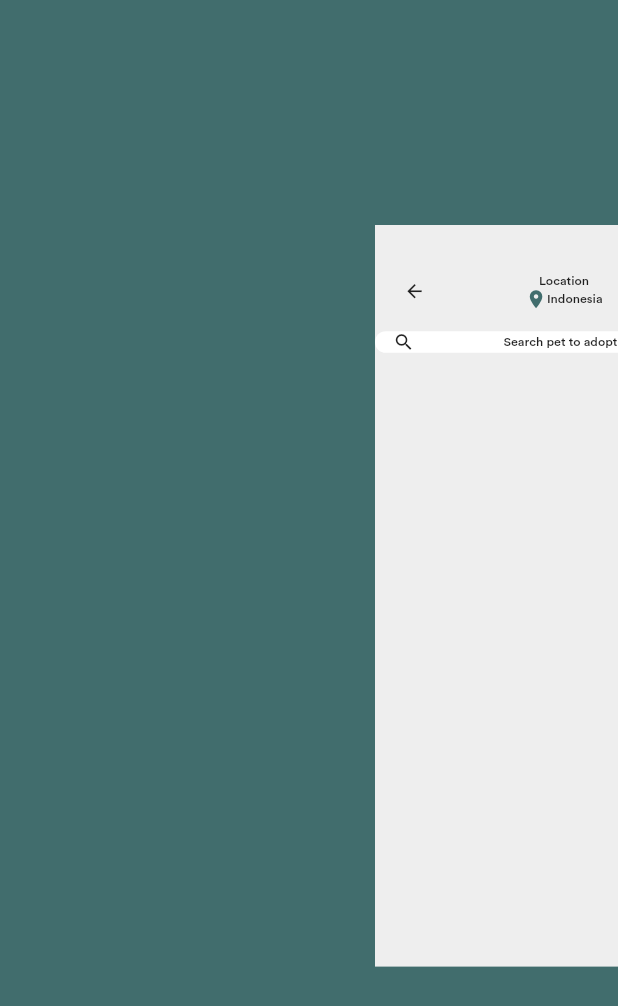
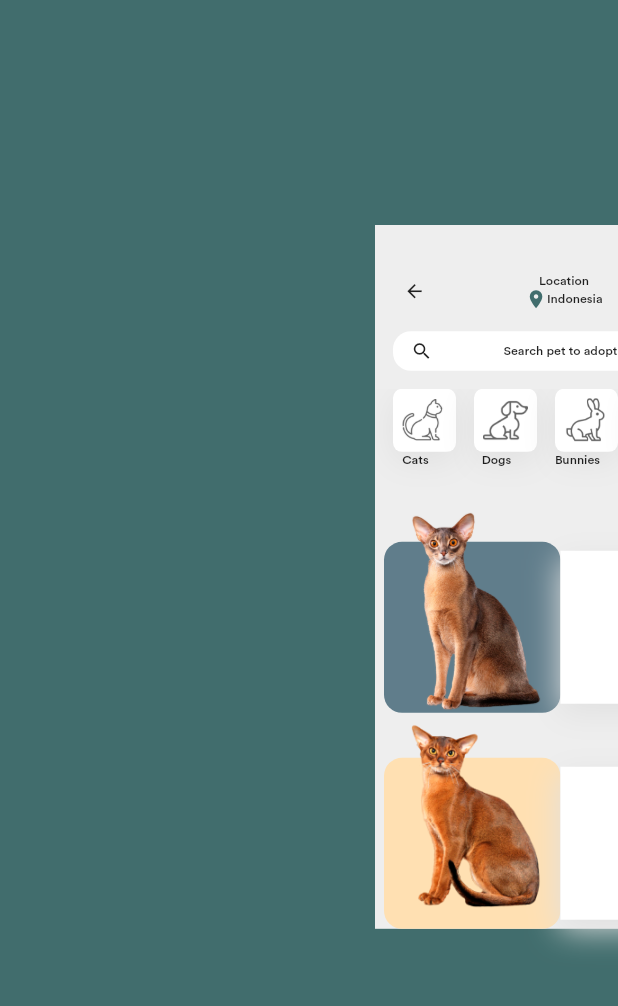
Before and after one commit to irfanasandi/flutter-petshop, a Flutter app: the screen it shows after launch, after a tap on the "menu" icon, on a phone screen of 412 x 824 dp. Shown: the top 1006 px of the screen. Run offline on Flutter 3.47's test engine with Material 2 defaults, Android fonts, the phone set to English and light mode, and no system bars; our stand-ins replace font_awesome_flutter.

Commit message:
add pet container

```diff
--- a/lib/homeScreen.dart
+++ b/lib/homeScreen.dart
@@ -24,6 +24,7 @@ class _HomeScreenState extends State<HomeScreen> {
         ..scale(scaleFactor),
       duration: Duration(milliseconds: 250),
       color: Colors.grey[200],
+      child: SingleChildScrollView(
         child: Column(
           children: [
             SizedBox(height: 50),
@@ -70,8 +71,8 @@ class _HomeScreenState extends State<HomeScreen> {
               ),
             ),
             Container(
-            padding: EdgeInsets.symmetric(horizontal: 20),
-            margin: EdgeInsets.symmetric(vertical: 20),
+              padding: EdgeInsets.symmetric(horizontal: 20, vertical: 10),
+              margin: EdgeInsets.symmetric(vertical: 20, horizontal: 20),
               decoration: BoxDecoration(
                 borderRadius: BorderRadius.circular(20),
                 color: Colors.white,
@@ -84,8 +85,113 @@ class _HomeScreenState extends State<HomeScreen> {
                   Icon(Icons.settings)
                 ],
               ),
+            ),
+            Container(
+              height: 120,
+              child: ListView.builder(
+                scrollDirection: Axis.horizontal,
+                itemCount: categories.length,
+                itemBuilder: (context, index) {
+                  return Container(
+                    child: Column(
+                      children: [
+                        Container(
+                          padding: EdgeInsets.all(10),
+                          margin: EdgeInsets.only(left: 20),
+                          decoration: BoxDecoration(
+                            color: Colors.white,
+                            boxShadow: shadowList,
+                            borderRadius: BorderRadius.circular(10),
+                          ),
+                          child: Image.asset(
+                            categories[index]['iconPath'],
+                            height: 50,
+                            width: 50,
+                            color: Colors.grey[700],
+                          ),
+                        ),
+                        Text(categories[index]['name'])
+                      ],
+                    ),
+                  );
+                },
+              ),
+            ),
+            GestureDetector(
+              onTap: () => Navigator.push(
+                  context,
+                  MaterialPageRoute(
+                    builder: (context) => Screen2(),
+                  )),
+              child: Container(
+                height: 240,
+                margin: EdgeInsets.symmetric(horizontal: 10),
+                child: Row(
+                  children: [
+                    Expanded(
+                        child: Stack(
+                      children: [
+                        Container(
+                          margin: EdgeInsets.only(top: 50),
+                          decoration: BoxDecoration(
+                              color: Colors.blueGrey,
+                              borderRadius: BorderRadius.circular(20)),
+                        ),
+                        Align(
+                          child: Image.asset('images/pet-cat2.png'),
                         )
                       ],
+                    )),
+                    Expanded(
+                      child: Container(
+                        margin: EdgeInsets.only(top: 60, bottom: 10),
+                        decoration: BoxDecoration(
+                            color: Colors.white,
+                            boxShadow: shadowList,
+                            borderRadius: BorderRadius.only(
+                                topRight: Radius.circular(20),
+                                bottomRight: Radius.circular(20))),
+                      ),
+                    )
+                  ],
+                ),
+              ),
+            ),
+            Container(
+              height: 240,
+              margin: EdgeInsets.symmetric(horizontal: 10),
+              child: Row(
+                children: [
+                  Expanded(
+                      child: Stack(
+                    children: [
+                      Container(
+                        margin: EdgeInsets.only(top: 50),
+                        decoration: BoxDecoration(
+                            color: Colors.orange[100],
+                            borderRadius: BorderRadius.circular(20)),
+                      ),
+                      Align(
+                        child: Image.asset('images/pet-cat1.png'),
+                      )
+                    ],
+                  )),
+                  Expanded(
+                    child: Container(
+                      margin: EdgeInsets.only(top: 60, bottom: 10),
+                      decoration: BoxDecoration(
+                          color: Colors.white,
+                          boxShadow: shadowList,
+                          borderRadius: BorderRadius.only(
+                              topRight: Radius.circular(20),
+                              bottomRight: Radius.circular(20))),
+                    ),
+                  )
+                ],
+              ),
+            )
+          ],
+        ),
       ),
     );
   }
--- a/lib/screen2.dart
+++ b/lib/screen2.dart
@@ -0,0 +1,29 @@
+import 'package:flutter/material.dart';
+
+class Screen2 extends StatelessWidget {
+  @override
+  Widget build(BuildContext context) {
+    return Scaffold(
+      body: Stack(
+        children: [
+          Positioned.fill(
+            child: Column(
+              children: [
+                Expanded(
+                  child: Container(
+                    color: Colors.blueGrey,
+                  ),
+                ),
+                Expanded(
+                  child: Container(
+                    color: Colors.white,
+                  ),
+                )
+              ],
+            ),
+          ),
+        ],
+      ),
+    );
+  }
+}
```
Lines whose indentation alone changed are shown as unchanged.
